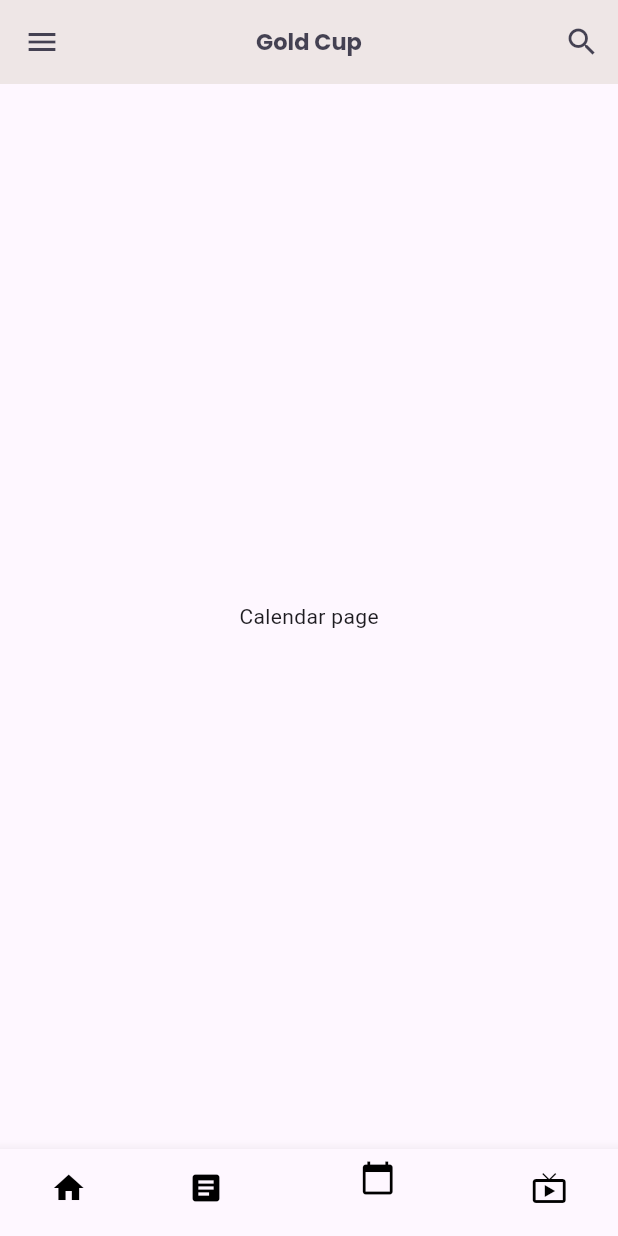
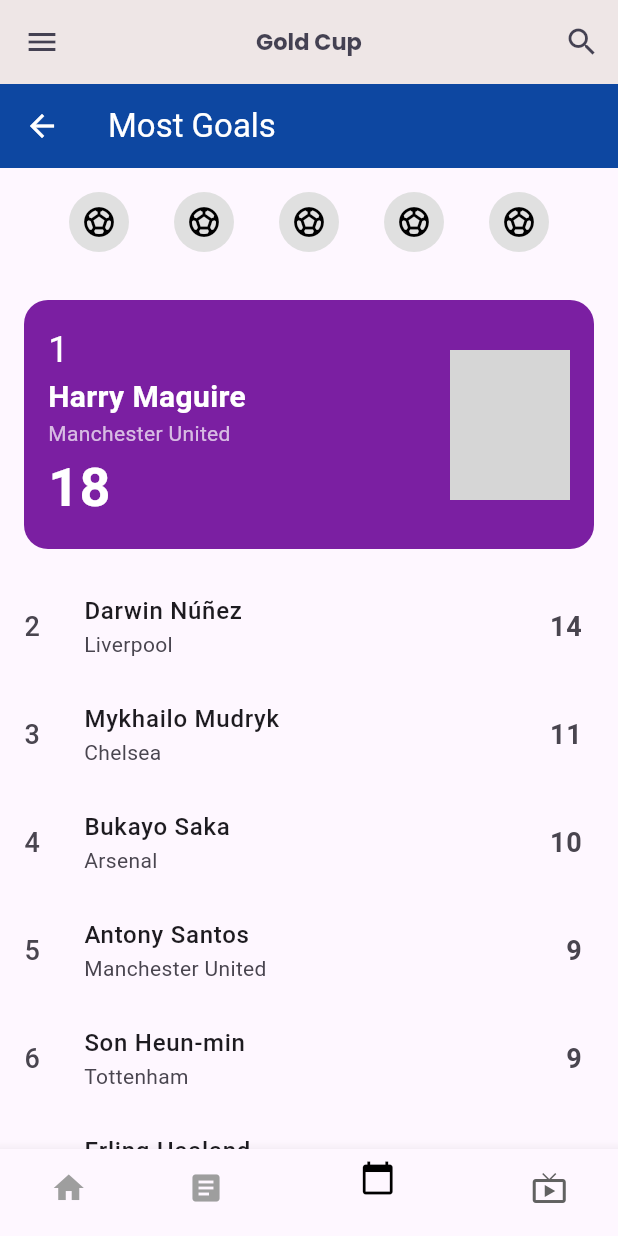
Before and after one commit to Preritpandey/Gold-Cup, a Flutter app: the screen it shows after launch, item 3 of the bottom bar chosen, on a phone screen of 412 x 824 dp. Run offline on Flutter 3.47's test engine with Material 3 defaults, Android fonts, the light colour scheme and no system bars; our stand-ins replace get, google_fonts, youtube_player_flutter; network calls fail; grey boxes are pictures that could not be loaded.

Commit message:
feat: added the top scorers page with dummy data

```diff
--- a/lib/app/views/calendar_view.dart
+++ b/lib/app/views/calendar_view.dart
@@ -5,9 +5,107 @@
 
   @override
   Widget build(BuildContext context) {
-    return const Scaffold(
-      body: Center(
-        child: Text("Calendar page"),
+    return MostGoalsPage();
+  }
+}
+
+class MostGoalsPage extends StatelessWidget {
+  final List<Map<String, dynamic>> players = [
+    {"name": "Darwin Núñez", "club": "Liverpool", "goals": 14},
+    {"name": "Mykhailo Mudryk", "club": "Chelsea", "goals": 11},
+    {"name": "Bukayo Saka", "club": "Arsenal", "goals": 10},
+    {"name": "Antony Santos", "club": "Manchester United", "goals": 9},
+    {"name": "Son Heun-min", "club": "Tottenham", "goals": 9},
+    {"name": "Erling Haaland", "club": "Manchester City", "goals": 6},
+    {"name": "Jarrod Bowen", "club": "West Ham", "goals": 5},
+  ];
+
+  @override
+  Widget build(BuildContext context) {
+    return Scaffold(
+      appBar: AppBar(
+        backgroundColor: Colors.blue.shade900,
+        title: Text("Most Goals", style: TextStyle(color: Colors.white)),
+        leading: IconButton(
+          icon: Icon(Icons.arrow_back, color: Colors.white),
+          onPressed: () {},
+        ),
+      ),
+      body: Column(
+        children: [
+          Padding(
+            padding: const EdgeInsets.all(16.0),
+            child: Row(
+              mainAxisAlignment: MainAxisAlignment.spaceEvenly,
+              children: List.generate(5, (index) {
+                return CircleAvatar(
+                  backgroundColor: Colors.grey.shade300,
+                  child: Icon(Icons.sports_soccer, color: Colors.black),
+                );
+              }),
+            ),
+          ),
+          Padding(
+            padding: const EdgeInsets.all(16.0),
+            child: Container(
+              padding: EdgeInsets.all(16),
+              decoration: BoxDecoration(
+                color: Colors.purple.shade700,
+                borderRadius: BorderRadius.circular(16),
+              ),
+              child: Row(
+                children: [
+                  Expanded(
+                    child: Column(
+                      crossAxisAlignment: CrossAxisAlignment.start,
+                      children: [
+                        Text("1",
+                            style:
+                                TextStyle(fontSize: 24, color: Colors.white)),
+                        Text("Harry Maguire",
+                            style: TextStyle(
+                                fontSize: 20,
+                                color: Colors.white,
+                                fontWeight: FontWeight.bold)),
+                        Text("Manchester United",
+                            style: TextStyle(color: Colors.white70)),
+                        Text("18",
+                            style: TextStyle(
+                                fontSize: 36,
+                                color: Colors.white,
+                                fontWeight: FontWeight.bold)),
+                      ],
+                    ),
+                  ),
+                  Image.network(
+                    'https://upload.wikimedia.org/wikipedia/commons/5/59/Harry_Maguire_2018.jpg',
+                    height: 100,
+                    width: 80,
+                    fit: BoxFit.cover,
+                  ),
+                ],
+              ),
+            ),
+          ),
+          Expanded(
+            child: ListView.builder(
+              itemCount: players.length,
+              itemBuilder: (context, index) {
+                final player = players[index];
+                return ListTile(
+                  leading: Text("${index + 2}", style: TextStyle(fontSize: 18)),
+                  title: Text(player["name"],
+                      style:
+                          TextStyle(fontSize: 16, fontWeight: FontWeight.w500)),
+                  subtitle: Text(player["club"]),
+                  trailing: Text("${player["goals"]}",
+                      style:
+                          TextStyle(fontSize: 18, fontWeight: FontWeight.bold)),
+                );
+              },
+            ),
+          ),
+        ],
       ),
     );
   }
--- a/lib/app/views/home_view.dart
+++ b/lib/app/views/home_view.dart
@@ -18,7 +18,7 @@
     return Obx(() => Scaffold(
           backgroundColor: const Color.fromARGB(255, 238, 230, 230),
           appBar: AppBar(
-            backgroundColor: Color.fromARGB(255, 238, 230, 230),
+            backgroundColor: const Color.fromARGB(255, 238, 230, 230),
             leading: IconButton(
                 onPressed: () {},
                 icon: const Icon(
@@ -54,24 +54,38 @@
             onTap: (index) {
               controller.selectedIndex.value = index;
             },
-            items: const [
+            items: [
               BottomNavigationBarItem(
                   icon: Icon(
                     Icons.home,
-                    color: Colors.black,
+                    color: controller.selectedIndex.value == 0
+                        ? Colors.black
+                        : Colors.grey,
                   ),
                   label: 'Home'),
               BottomNavigationBarItem(
                   icon: Icon(
                     Icons.article,
-                    color: Colors.black,
+                    color: controller.selectedIndex.value == 1
+                        ? Colors.black
+                        : Colors.grey,
                   ),
                   label: 'News'),
               BottomNavigationBarItem(
-                  icon: Icon(Icons.calendar_today, color: Colors.black),
+                  icon: Icon(
+                    Icons.calendar_today,
+                    color: controller.selectedIndex.value == 2
+                        ? Colors.black
+                        : Colors.grey,
+                  ),
                   label: 'Calendar'),
               BottomNavigationBarItem(
-                  icon: Icon(Icons.live_tv, color: Colors.black),
+                  icon: Icon(
+                    Icons.live_tv,
+                    color: controller.selectedIndex.value == 3
+                        ? Colors.black
+                        : Colors.grey.shade700,
+                  ),
                   label: 'Live'),
             ],
           ),
@@ -145,12 +159,6 @@
               ],
             ),
           ),
-          // Obx(() => controller.liveMatch.isNotEmpty
-          //     ? Expanded(child: LiveMatchList())
-          //     : const Text("No live matches currently",
-          //         style: TextStyle(color: Colors.grey)))
-          //
-          // ,
           LiveMatchList(),
           // Upcoming Matches
           Padding(
```
